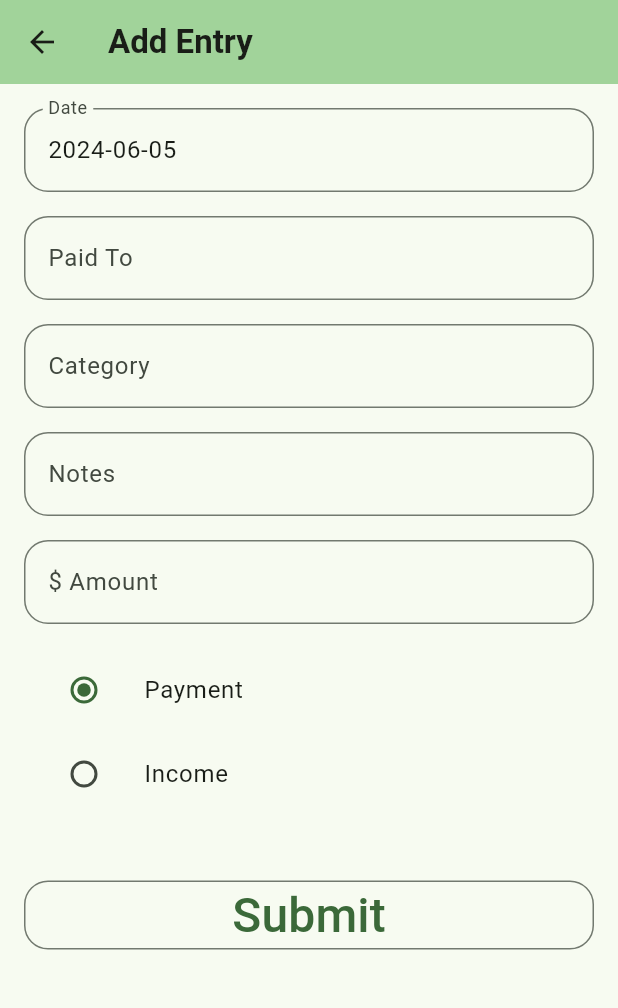
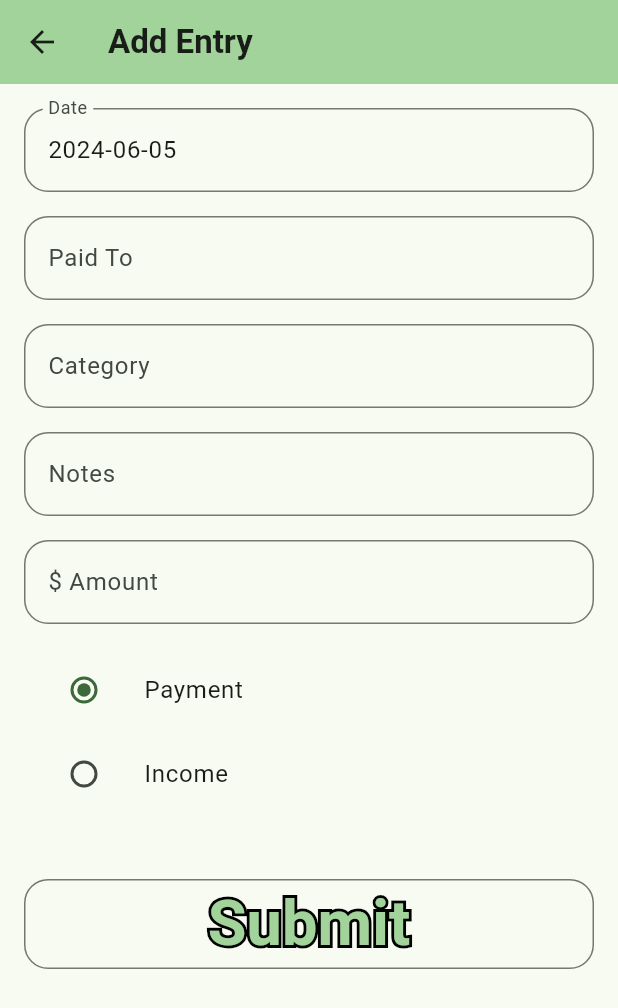
Before and after one commit to jahager/Tiny_Budget, a Flutter app: the screen it shows after launch, after a tap on "Add Entry", on a phone screen of 412 x 824 dp. Shown: the top 1008 px of the screen. Run offline on Flutter 3.47's test engine with Material 3 defaults, Android fonts, the phone set to English and light mode, and no system bars; our stand-ins replace fl_chart, sqflite; accounts and stored records are empty.

Commit message:
OutlineText Theme For Buttons

```diff
--- a/lib/add_entry_page.dart
+++ b/lib/add_entry_page.dart
@@ -2,6 +2,7 @@ import 'package:flutter/foundation.dart';
 import 'package:flutter/material.dart';
 import 'package:intl/intl.dart';
 
+import 'budget_theme.dart';
 import 'entry_db.dart';
 
 class AddEntryPage extends StatefulWidget {
@@ -99,7 +100,8 @@ class _AddEntryPageState extends State<AddEntryPage> {
                 if (pickedDate != null) {
                   setState(() {
                     selectedDate = pickedDate;
-                    dateController.text = DateFormat('yyyy-MM-dd').format(selectedDate);
+                    dateController.text =
+                        DateFormat('yyyy-MM-dd').format(selectedDate);
                   });
                 }
               },
@@ -188,7 +190,7 @@ class _AddEntryPageState extends State<AddEntryPage> {
                       Navigator.pop(context);
                     },
                     child:
-                        const Text("Submit", style: TextStyle(fontSize: 32)))),
+                        const OutlineText("Submit", ))),
           ],
         ),
       )),
--- a/lib/budget_theme.dart
+++ b/lib/budget_theme.dart
@@ -2,4 +2,50 @@ import 'package:flutter/material.dart';
 
 final ButtonStyle roundSquareStyle = OutlinedButton.styleFrom(
     shape: const RoundedRectangleBorder(
-        borderRadius: BorderRadius.all(Radius.circular(16))));
+        borderRadius: BorderRadius.all(Radius.circular(16)))
+);
+
+class OutlineText extends StatelessWidget {
+  const OutlineText(this.text, {this.fontSize = 42});
+  final String text;
+  final double fontSize;
+  @override
+  Widget build(BuildContext context) {
+    return Stack(children: [
+      Text(
+        text,
+        style: TextStyle(
+          fontWeight: FontWeight.bold,
+          fontSize: fontSize,
+          foreground: Paint()
+            ..style = PaintingStyle.stroke
+            ..strokeWidth = 4
+            ..color = Colors.black,
+        ),
+      ),
+      Text(
+        text,
+        style: TextStyle(
+          fontWeight: FontWeight.bold,
+          fontSize: fontSize,
+          color: Theme.of(context).colorScheme.inversePrimary,
+        ),
+      ),
+    ]);
+  }
+}
+
+class RoundBoxContainer extends StatelessWidget {
+  const RoundBoxContainer({super.key});
+
+  @override
+  Widget build(BuildContext context) {
+    return Container(
+        decoration: BoxDecoration(
+        border: Border.all(color: Theme.of(context).colorScheme.primary,
+    width: 2
+    ),
+    borderRadius: BorderRadius.circular(16.0),
+    ));
+  }
+}
--- a/lib/main.dart
+++ b/lib/main.dart
@@ -1,5 +1,6 @@
 import 'package:flutter/material.dart';
 import 'package:tiny_budget/add_entry_page.dart';
+import 'package:tiny_budget/budget_theme.dart';
 import 'package:tiny_budget/view_entries_page.dart';
 import 'package:tiny_budget/view_summary_page.dart';
 
@@ -37,21 +38,51 @@ class _MyHomePageState extends State<MyHomePage> {
       shape: const RoundedRectangleBorder(
           borderRadius: BorderRadius.all(Radius.circular(16))));
 
+
   @override
   Widget build(BuildContext context) {
+    final Gradient gradient;
+
     return Scaffold(
       appBar: AppBar(
         backgroundColor: Theme.of(context).colorScheme.primaryFixedDim,
         title: Center(
+            child: Stack(children: [
+          Text(
+            widget.title,
+            style: TextStyle(
+              fontWeight: FontWeight.bold,
+              fontSize: 48,
+              foreground: Paint()
+                ..style = PaintingStyle.stroke
+                ..strokeWidth = 6
+                ..color = Colors.black,
+            ),
+          ),
+          ShaderMask(
+            blendMode: BlendMode.srcIn,
+            shaderCallback: (bounds) => LinearGradient(colors: [
+              Theme.of(context).colorScheme.primary,
+              Theme.of(context).colorScheme.inversePrimary,
+            ]).createShader(
+            Rect.fromLTWH(0, 0, bounds.width, bounds.height),
+          ),
             child: Text(
-          widget.title,
-          style: const TextStyle(fontWeight: FontWeight.bold),
-        )),
+              widget.title,
+              style: TextStyle(
+                fontWeight: FontWeight.bold,
+                fontSize: 48,
+                color: Theme.of(context).colorScheme.primary,
+              ),
+            ),
+          ),
+        ])),
       ),
       body: Center(
         // 3 Buttons Add Entry, View Entries, View Summary
         child: Padding(
-          padding: const EdgeInsets.only(top: 3, bottom: 20, left: 16, right: 16),
+          padding:
+              const EdgeInsets.only(top: 3, bottom: 20, left: 16, right: 16),
           child: Column(
             mainAxisAlignment: MainAxisAlignment.center,
             crossAxisAlignment: CrossAxisAlignment.stretch,
@@ -66,31 +97,13 @@ class _MyHomePageState extends State<MyHomePage> {
                         onPressed: () {
                           Navigator.push(
                               context,
-                              MaterialPageRoute(builder: (context) => const AddEntryPage())
-                          );
+                              MaterialPageRoute(
+                                  builder: (context) => const AddEntryPage()));
                         },
-                        child: const Text("Add Entry",
-                            style: TextStyle(fontSize: 42)))),
-              ),
-              const Spacer(),
-              Expanded(
-                  flex: 3,
-                  child: Padding(
-                    padding: const EdgeInsets.all(3.0),
-                    child: OutlinedButton(
-                        style: roundSquareStyle,
-                        onPressed: () {
-                        Navigator.push(
-                        context,
-                        MaterialPageRoute(builder: (context) => const ViewEntriesPage())
-                        );
-                    },
-                        child: const Text("View Entries",
-                            style: TextStyle(fontSize: 42)
-                        )
+                        child: const OutlineText("Add Entry")
                     ),
-                  )
-              ),
+                    )
+                ),
               const Spacer(),
               Expanded(
                   flex: 3,
@@ -101,13 +114,28 @@ class _MyHomePageState extends State<MyHomePage> {
                         onPressed: () {
                           Navigator.push(
                               context,
-                              MaterialPageRoute(builder: (context) => const ViewSummaryPage())
-                          );
-                          },
-                        child: const Text("View Summary",
-                            style: TextStyle(fontSize: 42))),
-                  )
-              ),
+                              MaterialPageRoute(
+                                  builder: (context) =>
+                                      const ViewEntriesPage()));
+                        },
+                        child: const OutlineText("View Entries",)),
+                  )),
+              const Spacer(),
+              Expanded(
+                  flex: 3,
+                  child: Padding(
+                    padding: const EdgeInsets.all(3.0),
+                    child: OutlinedButton(
+                        style: roundSquareStyle,
+                        onPressed: () {
+                          Navigator.push(
+                              context,
+                              MaterialPageRoute(
+                                  builder: (context) =>
+                                      const ViewSummaryPage()));
+                        },
+                        child: const OutlineText("View Summary",)),
+                  )),
               const Spacer(),
             ],
           ),
```
Also changed, not shown: lib/view_summary_page.dart (+0 -12 lines).
